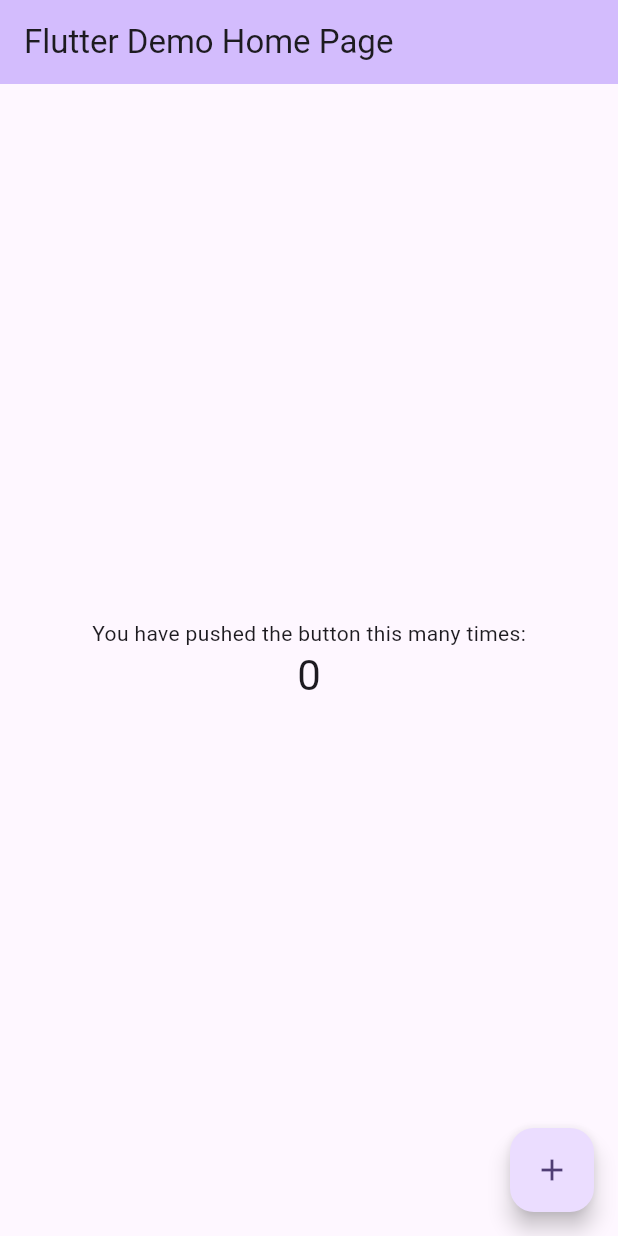
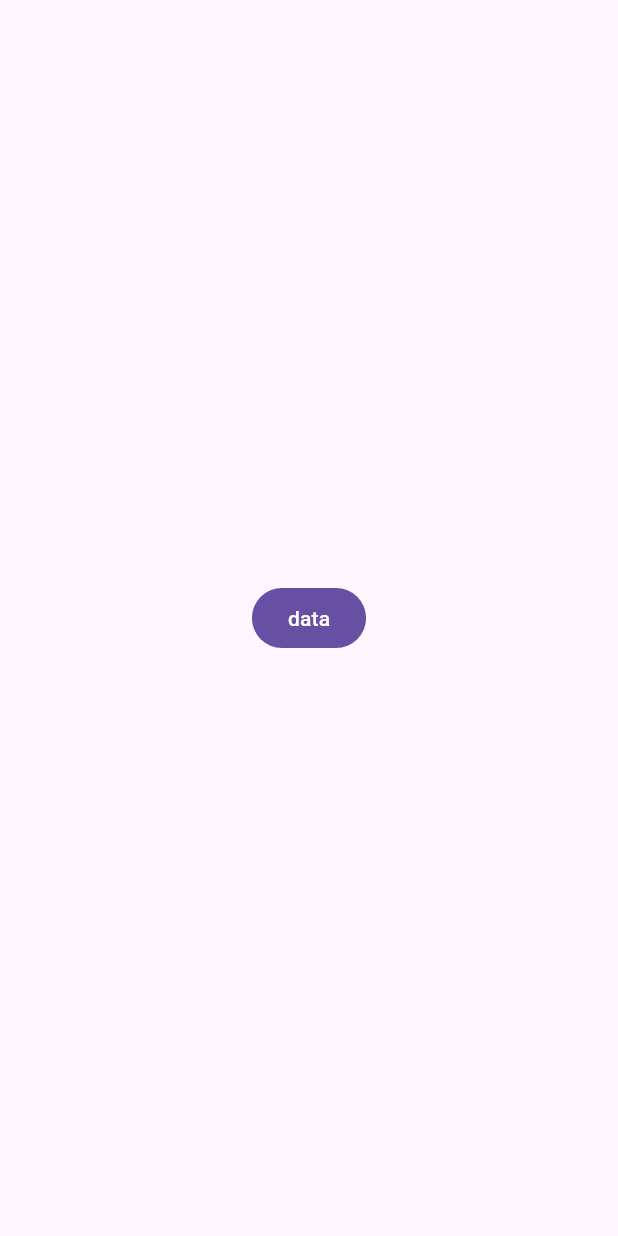
Before and after one commit to Omar-Salah17/Flowery, a Flutter app: the screen it shows after launch, on a phone screen of 412 x 824 dp. Run offline on Flutter 3.47's test engine with Material 3 defaults, Android fonts, the phone set to English and light mode, and no system bars; our stand-ins replace flutter_screenutil.

Commit message:
initialize project with base structure

```diff
--- /dev/null
+++ b/lib/core/application_theme.dart
@@ -0,0 +1,28 @@
+import 'package:flowery/core/colors.dart';
+import 'package:flutter/material.dart';
+
+class ApplicationTheme {
+  static ThemeData themeData = ThemeData(
+    // appBarTheme: AppBarTheme(
+    //   backgroundColor: PalletsColors.green,
+    //   toolbarHeight: 93,
+    //   shape: RoundedRectangleBorder(
+    //     borderRadius: BorderRadius.only(
+    //         bottomRight: Radius.circular(50),
+    //         bottomLeft: Radius.circular(50)),
+    //   ),
+    // ),
+    textTheme: TextTheme(
+      bodySmall: TextStyle(
+        fontSize: 12,
+        color: PalletsColors.gray,
+      ),
+      titleMedium: TextStyle(fontSize: 20, color: PalletsColors.blackBase),
+      bodyMedium: TextStyle(fontSize: 14, color: PalletsColors.blackBase),
+    ),
+
+  //   filledButtonTheme: FilledButtonThemeData(style: ButtonStyle)
+  // )
+
+  );
+}
--- /dev/null
+++ b/lib/core/colors.dart
@@ -0,0 +1,13 @@
+import 'dart:ui';
+import 'package:flutter/material.dart';
+import 'package:flutter/widgets.dart';
+
+class PalletsColors {
+  static const Color gray = Color(0xFF535353);
+  static const Color error = Color(0xFFCC1010);
+  static const Color success = Color(0xFF0CB359);
+  static const Color lightPink = Color(0xFFF9ECF0);
+  static const Color whiteBase = Color(0xFFF9F9F9);
+  static const Color mainColorBase = Color(0xFFD21E6A);
+  static const Color blackBase = Color(0xFF0C1015);
+}
--- /dev/null
+++ b/lib/core/constants.dart
@@ -0,0 +1,3 @@
+class Constants {
+  static const String baseUrl="";
+}
--- /dev/null
+++ b/lib/core/route_generator.dart
@@ -0,0 +1,41 @@
+import 'package:flowery/core/routes_name.dart';
+import 'package:flowery/features/auth/forgetPassword/presentation/view/screens/forget_password.dart';
+import 'package:flowery/features/auth/login/presentation/view/screens/login.dart';
+import 'package:flowery/features/auth/register/presentation/view/screens/register.dart';
+import 'package:flowery/features/splash/view/splash.dart';
+import 'package:flutter/material.dart';
+
+class RouteGenerator {
+  static Route<dynamic>? onGenerator(RouteSettings Settings) {
+    switch (Settings.name) {
+      case RoutesName.initial:
+        return MaterialPageRoute(
+          builder: (context) => Splash(),
+          settings: Settings,
+        );
+
+      case RoutesName.login:
+        return MaterialPageRoute(
+          builder: (context) => Login(),
+          settings: Settings,
+        );
+
+      case RoutesName.register:
+        return MaterialPageRoute(
+          builder: (context) => Register(),
+          settings: Settings,
+        );
+
+      case RoutesName.forgetPassword:
+        return MaterialPageRoute(
+          builder: (context) => ForgetPassword(),
+          settings: Settings,
+        );
+
+      default:
+        return MaterialPageRoute(
+          builder: (context) => Splash(),
+        );
+    }
+  }
+}
--- /dev/null
+++ b/lib/core/routes_name.dart
@@ -0,0 +1,6 @@
+class RoutesName {
+  static const String initial = "/";
+  static const String login = "Login";
+  static const String register = "Register";
+  static const String forgetPassword = "ForgetPassword";
+}
--- /dev/null
+++ b/lib/features/auth/login/presentation/view/screens/login.dart
@@ -0,0 +1,15 @@
+import 'package:flowery/core/colors.dart';
+import 'package:flutter/material.dart';
+
+class Login extends StatelessWidget {
+  const Login({super.key});
+
+  @override
+  Widget build(BuildContext context) {
+    return Scaffold(
+      body: Center(
+          child: Expanded(
+              child: FilledButton(onPressed: () {}, child: Text("data")))),
+    );
+  }
+}
--- a/lib/main.dart
+++ b/lib/main.dart
@@ -1,60 +1,27 @@
+import 'package:flowery/core/application_theme.dart';
+import 'package:flowery/core/route_generator.dart';
 import 'package:flutter/material.dart';
+import 'package:flutter_screenutil/flutter_screenutil.dart';
 
 void main() {
-  runApp(const MyApp());
+  runApp(const Flowery());
 }
-class MyApp extends StatelessWidget {
-  const MyApp({super.key});
+
+class Flowery extends StatelessWidget {
+  const Flowery({super.key});
   @override
   Widget build(BuildContext context) {
-    return MaterialApp(
-      title: 'Flutter Demo',
-      theme: ThemeData(
-        colorScheme: ColorScheme.fromSeed(seedColor: Colors.deepPurple),
-      ),
-      home: const MyHomePage(title: 'Flutter Demo Home Page'),
-    );
+    return ScreenUtilInit(
+        designSize: const Size(360, 690),
+        minTextAdapt: true,
+        splitScreenMode: true,
+        builder: (_, child) {
+          return MaterialApp(
+            debugShowCheckedModeBanner: false,
+            initialRoute: "/",
+            onGenerateRoute: RouteGenerator.onGenerator,
+            theme: ApplicationTheme.themeData,
+          );
+        });
   }
 }
-class MyHomePage extends StatefulWidget {
-  const MyHomePage({super.key, required this.title});
-  final String title;
-  @override
-  State<MyHomePage> createState() => _MyHomePageState();
-}
-
-class _MyHomePageState extends State<MyHomePage> {
-  int _counter = 0;
-  void _incrementCounter() {
-    setState(() {
-      _counter++;
-    });
-  }
-
-  @override
-  Widget build(BuildContext context) {
-    return Scaffold(
-      appBar: AppBar(
-        backgroundColor: Theme.of(context).colorScheme.inversePrimary,
-        title: Text(widget.title),
-      ),
-      body: Center(
-        child: Column(
-          mainAxisAlignment: MainAxisAlignment.center,
-          children: <Widget>[
-            const Text('You have pushed the button this many times:'),
-            Text(
-              '$_counter',
-              style: Theme.of(context).textTheme.headlineMedium,
-            ),
-          ],
-        ),
-      ),
-      floatingActionButton: FloatingActionButton(
-        onPressed: _incrementCounter,
-        tooltip: 'Increment',
-        child: const Icon(Icons.add),
-      ), // This trailing comma makes auto-formatting nicer for build methods.
-    );
-  }
-}
```
Also changed, not shown: lib/core/config/di.dart (added, +10 -0 lines), lib/features/auth/forgetPassword/presentation/view/screens/forget_password.dart (added, +10 -0 lines), lib/features/auth/register/presentation/view/screens/register.dart (added, +10 -0 lines), lib/features/splash/view/splash.dart (added, +32 -0 lines), pubspec.yaml (+9 -4 lines), assets/images/Image.png (added), lib/core/config/di.config.dart (added), lib/features/auth/forgetPassword/data/dataSource/localDataSource/local_data_source.dart (added), lib/features/auth/login/data/dataSource/localDataSource/local_data_source.dart (added), lib/features/auth/register/data/dataSource/localDataSource/local_data_source.dart (added), pubspec.lock.
